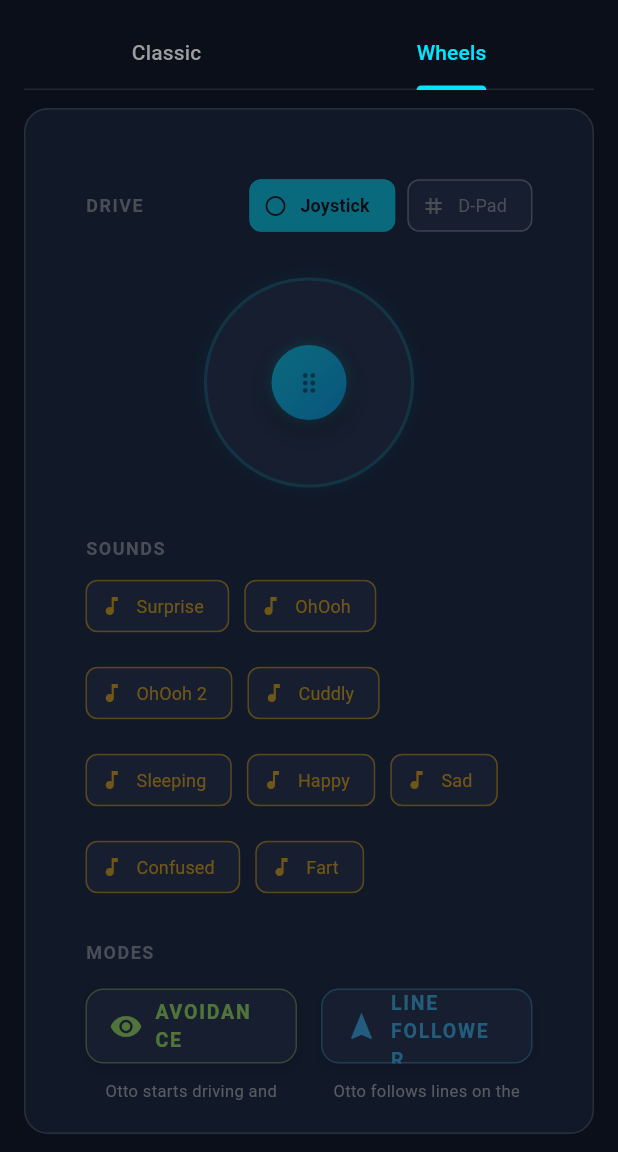
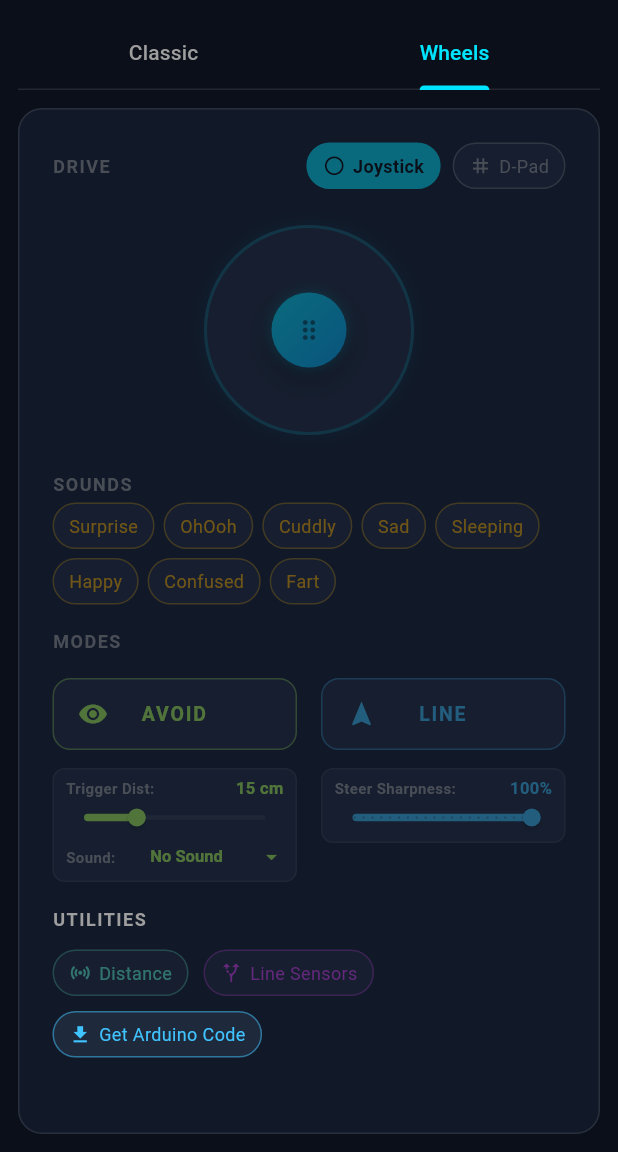
Before and after one commit to Dawied/ottodiy_classic_app, a Flutter app: the screen it shows after launch, tab 2 chosen, on a phone screen of 412 x 824 dp, the part 84-1236 px from its top. Run offline on Flutter 3.47's test engine with Material 3 defaults, Android fonts, the phone set to English and light mode, and no system bars; our stand-ins replace flutter_blue_plus, shared_preferences; missing offline and left inert: dart:html.

Commit message:
Layout changes to fit better on mobile devices

```diff
--- a/lib/bluetooth_manager.dart
+++ b/lib/bluetooth_manager.dart
@@ -76,7 +76,6 @@ class BluetoothManager extends ChangeNotifier {
     5: 'Mode 2',
     6: 'Surprise',
     7: 'OhOoh',
-    8: 'OhOoh 2',
     9: 'Cuddly',
     10: 'Sleeping',
     12: 'Happy',
@@ -93,6 +92,9 @@ class BluetoothManager extends ChangeNotifier {
 
   int _avoidanceSound = 0; // Default to 0 (No Sound)
   int get avoidanceSound => _avoidanceSound;
+
+  int _lineSteering = 100; // Default 100% steer sharpness (original hard spin)
+  int get lineSteering => _lineSteering;
 
   int _speedIndex = 2; // Default to speed index 2
   int get speedIndex => _speedIndex;
@@ -142,6 +144,7 @@ class BluetoothManager extends ChangeNotifier {
       final prefs = await SharedPreferences.getInstance();
       _avoidanceDistance = prefs.getInt('avoidance_distance') ?? 15;
       _avoidanceSound = prefs.getInt('avoidance_sound') ?? 0;
+      _lineSteering = prefs.getInt('line_steering') ?? 100;
       notifyListeners();
     } catch (_) {}
   }
@@ -176,6 +179,24 @@ class BluetoothManager extends ChangeNotifier {
 
       if (_connectedDevice != null) {
         sendCommand('avoidance_sound$soundId\n');
+      }
+    }
+  }
+
+  void setLineSteering(int val) async {
+    if (val < 0) val = 0;
+    if (val > 100) val = 100;
+    if (_lineSteering != val) {
+      _lineSteering = val;
+      notifyListeners();
+
+      try {
+        final prefs = await SharedPreferences.getInstance();
+        await prefs.setInt('line_steering', val);
+      } catch (_) {}
+
+      if (_connectedDevice != null) {
+        sendCommand('line_steer$val\n');
       }
     }
   }
--- a/lib/main.dart
+++ b/lib/main.dart
@@ -284,7 +284,7 @@ class _HomeScreenState extends State<HomeScreen>
               constraints: const BoxConstraints(maxWidth: 800),
               child: Padding(
                 padding: const EdgeInsets.symmetric(
-                  horizontal: 16.0,
+                  horizontal: 12.0,
                   vertical: 12.0,
                 ),
                 child: Column(
--- a/lib/widgets/classic_modes_section.dart
+++ b/lib/widgets/classic_modes_section.dart
@@ -29,7 +29,7 @@ class ClassicModesSection extends StatelessWidget {
                     letterSpacing: 1.0,
                   ),
                 ),
-                const SizedBox(height: 12),
+                const SizedBox(height: 2),
                 Row(
                   crossAxisAlignment: CrossAxisAlignment.start,
                   children: [
@@ -38,7 +38,7 @@ class ClassicModesSection extends StatelessWidget {
                         children: [
                           ControlButton(
                             icon: Icons.remove_red_eye,
-                            label: 'AVOIDANCE',
+                            label: 'AVOID',
                             color: Colors.lightGreenAccent,
                             isActive: btManager.activeMode == 'avoidance',
                             onPressed: () {
@@ -58,15 +58,6 @@ class ClassicModesSection extends StatelessWidget {
                                 );
                               }
                             },
-                          ),
-                          const SizedBox(height: 6),
-                          Text(
-                            'Otto starts walking and avoids obstacles',
-                            style: TextStyle(
-                              color: Colors.grey[400],
-                              fontSize: 11,
-                            ),
-                            textAlign: TextAlign.center,
                           ),
                           const SizedBox(height: 8),
                           Container(
@@ -118,8 +109,8 @@ class ClassicModesSection extends StatelessWidget {
                                     thumbColor: Colors.lightGreenAccent,
                                   ),
                                   child: Slider(
-                                    value:
-                                        btManager.avoidanceDistance.toDouble(),
+                                    value: btManager.avoidanceDistance
+                                        .toDouble(),
                                     min: 5.0,
                                     max: 40.0,
                                     divisions: 35,
@@ -147,8 +138,7 @@ class ClassicModesSection extends StatelessWidget {
                                       child: DropdownButton<int>(
                                         value: btManager.avoidanceSound,
                                         isDense: true,
-                                        dropdownColor:
-                                            const Color(0xFF0F172A),
+                                        dropdownColor: const Color(0xFF0F172A),
                                         style: const TextStyle(
                                           color: Colors.lightGreenAccent,
                                           fontSize: 11,
@@ -160,13 +150,15 @@ class ClassicModesSection extends StatelessWidget {
                                           size: 16,
                                         ),
                                         items: BluetoothManager
-                                            .availableSounds.entries
+                                            .availableSounds
+                                            .entries
                                             .map((entry) {
-                                          return DropdownMenuItem<int>(
-                                            value: entry.key,
-                                            child: Text(entry.value),
-                                          );
-                                        }).toList(),
+                                              return DropdownMenuItem<int>(
+                                                value: entry.key,
+                                                child: Text(entry.value),
+                                              );
+                                            })
+                                            .toList(),
                                         onChanged: (val) {
                                           if (val != null) {
                                             btManager.setAvoidanceSound(val);
@@ -188,7 +180,7 @@ class ClassicModesSection extends StatelessWidget {
                         children: [
                           ControlButton(
                             icon: Icons.sports_martial_arts,
-                            label: 'USE FORCE',
+                            label: 'FORCE',
                             color: Colors.lightBlueAccent,
                             isActive: btManager.activeMode == 'force',
                             onPressed: () {
@@ -203,15 +195,6 @@ class ClassicModesSection extends StatelessWidget {
                               }
                             },
                           ),
-                          const SizedBox(height: 6),
-                          Text(
-                            'Move your hand in front of Otto to have it react to it',
-                            style: TextStyle(
-                              color: Colors.grey[400],
-                              fontSize: 11,
-                            ),
-                            textAlign: TextAlign.center,
-                          ),
                         ],
                       ),
                     ),
--- a/lib/widgets/classic_tab.dart
+++ b/lib/widgets/classic_tab.dart
@@ -18,7 +18,7 @@ class ClassicTab extends StatelessWidget {
       builder: (context, _) {
         final isConnected = btManager.connectedDevice != null;
         return SingleChildScrollView(
-          padding: const EdgeInsets.all(24.0),
+          padding: const EdgeInsets.all(6.0),
           child: Column(
             crossAxisAlignment: CrossAxisAlignment.stretch,
             children: [
@@ -30,17 +30,17 @@ class ClassicTab extends StatelessWidget {
                     crossAxisAlignment: CrossAxisAlignment.stretch,
                     children: [
                       WalkSection(btManager: btManager),
-                      const SizedBox(height: 12),
+                      const SizedBox(height: 6),
                       GesturesPanel(btManager: btManager),
-                      const SizedBox(height: 12),
+                      const SizedBox(height: 6),
                       SongsPanel(btManager: btManager),
                     ],
                   ),
                 ),
               ),
-              const SizedBox(height: 24),
+              const SizedBox(height: 16),
               ClassicModesSection(btManager: btManager),
-              const SizedBox(height: 24),
+              const SizedBox(height: 16),
               ClassicUtilities(btManager: btManager),
             ],
           ),
--- a/lib/widgets/control_button.dart
+++ b/lib/widgets/control_button.dart
@@ -20,28 +20,38 @@ class ControlButton extends StatelessWidget {
   @override
   Widget build(BuildContext context) {
     return HoverScale(
+      child: Material(
+        color: Colors.transparent,
+        child: InkWell(
+          onTap: onPressed,
+          borderRadius: BorderRadius.circular(12),
           child: Container(
             margin: const EdgeInsets.symmetric(vertical: 4),
-        height: 50,
-        width: double.infinity,
-        child: ElevatedButton.icon(
-          style: ElevatedButton.styleFrom(
-            backgroundColor: isActive ? color : const Color(0xFF1E293B),
-            foregroundColor: isActive ? Colors.black : color,
-            side: BorderSide(
+            height: 48,
+            padding: const EdgeInsets.symmetric(horizontal: 16),
+            decoration: BoxDecoration(
+              color: isActive ? color : const Color(0xFF1E293B),
+              borderRadius: BorderRadius.circular(12),
+              border: Border.all(
                 color: isActive ? color : color.withValues(alpha: 0.5),
                 width: isActive ? 2 : 1,
               ),
-            shape: RoundedRectangleBorder(
-              borderRadius: BorderRadius.circular(12),
+              boxShadow: [
+                if (isActive)
+                  BoxShadow(
+                    color: color.withValues(alpha: 0.4),
+                    blurRadius: 6,
+                    offset: const Offset(0, 2),
                   ),
-            elevation: isActive ? 6 : 2,
-            shadowColor: isActive ? color : Colors.black,
+              ],
             ),
-          onPressed: onPressed,
-          icon: Icon(icon, size: 22),
-          label: Text(
+            child: Row(
+              children: [
+                Icon(icon, size: 20, color: isActive ? Colors.black : color),
+                Expanded(
+                  child: Text(
                     label,
+                    textAlign: TextAlign.center,
                     style: TextStyle(
                       fontWeight: FontWeight.bold,
                       letterSpacing: 1.2,
@@ -50,6 +60,11 @@ class ControlButton extends StatelessWidget {
                     ),
                   ),
                 ),
+                const SizedBox(width: 20),
+              ],
+            ),
+          ),
+        ),
       ),
     );
   }
--- a/lib/widgets/gestures_panel.dart
+++ b/lib/widgets/gestures_panel.dart
@@ -21,10 +21,10 @@ class GesturesPanel extends StatelessWidget {
             letterSpacing: 1.0,
           ),
         ),
-        const SizedBox(height: 12),
+        const SizedBox(height: 6),
         Wrap(
-          spacing: 7,
-          runSpacing: 10,
+          spacing: 6,
+          runSpacing: 6,
           children: [
             SmallButton(
               'Happy',
--- a/lib/widgets/small_button.dart
+++ b/lib/widgets/small_button.dart
@@ -3,7 +3,7 @@ import 'hover_scale.dart';
 
 class SmallButton extends StatelessWidget {
   final String label;
-  final IconData icon;
+  final IconData? icon;
   final Color color;
   final VoidCallback onPressed;
   final bool isActive;
@@ -20,13 +20,28 @@ class SmallButton extends StatelessWidget {
   @override
   Widget build(BuildContext context) {
     return HoverScale(
-      child: ActionChip(
-        backgroundColor: isActive ? color : const Color(0xFF1E293B),
-        side: BorderSide(
+      child: Material(
+        color: Colors.transparent,
+        child: InkWell(
+          onTap: onPressed,
+          borderRadius: BorderRadius.circular(16),
+          child: Container(
+            padding: const EdgeInsets.symmetric(horizontal: 10, vertical: 6),
+            decoration: BoxDecoration(
+              color: isActive ? color : const Color(0xFF1E293B),
+              borderRadius: BorderRadius.circular(16),
+              border: Border.all(
                 color: isActive ? color : color.withValues(alpha: 0.5),
               ),
-        avatar: Icon(icon, color: isActive ? Colors.black : color, size: 16),
-        label: Text(
+            ),
+            child: Row(
+              mainAxisSize: MainAxisSize.min,
+              children: [
+                if (icon != null) ...[
+                  Icon(icon, color: isActive ? Colors.black : color, size: 15),
+                  const SizedBox(width: 5),
+                ],
+                Text(
                   label,
                   style: TextStyle(
                     color: isActive ? Colors.black : color,
@@ -34,7 +49,10 @@ class SmallButton extends StatelessWidget {
                     fontWeight: isActive ? FontWeight.bold : FontWeight.normal,
                   ),
                 ),
-        onPressed: onPressed,
+              ],
+            ),
+          ),
+        ),
       ),
     );
   }
--- a/lib/widgets/songs_panel.dart
+++ b/lib/widgets/songs_panel.dart
@@ -22,62 +22,56 @@ class SongsPanel extends StatelessWidget {
             letterSpacing: 1.0,
           ),
         ),
-        const SizedBox(height: 6),
+        const SizedBox(height: 4),
         Wrap(
-          spacing: 10,
-          runSpacing: 10,
+          spacing: 6,
+          runSpacing: 6,
           children: [
             SmallButton(
               'Surprise',
-              Icons.music_note,
+              null,
               const Color(0xFFFFB300),
               () => btManager.sendCommand('sing 6\n'),
             ),
             SmallButton(
               'OhOoh',
-              Icons.music_note,
+              null,
               const Color(0xFFFFB300),
               () => btManager.sendCommand('sing 7\n'),
             ),
             SmallButton(
-              'OhOoh 2',
-              Icons.music_note,
-              const Color(0xFFFFB300),
-              () => btManager.sendCommand('sing 8\n'),
-            ),
-            SmallButton(
               'Cuddly',
-              Icons.music_note,
+              null,
               const Color(0xFFFFB300),
               () => btManager.sendCommand('sing 9\n'),
             ),
             SmallButton(
+              'Sad',
+              null,
+              const Color(0xFFFFB300),
+              () => btManager.sendCommand('sing 14\n'),
+            ),
+            SmallButton(
               'Sleeping',
-              Icons.music_note,
+              null,
               const Color(0xFFFFB300),
               () => btManager.sendCommand('sing 10\n'),
             ),
             SmallButton(
               'Happy',
-              Icons.music_note,
+              null,
               const Color(0xFFFFB300),
               () => btManager.sendCommand('sing 12\n'),
             ),
             SmallButton(
-              'Sad',
-              Icons.music_note,
-              const Color(0xFFFFB300),
-              () => btManager.sendCommand('sing 14\n'),
-            ),
-            SmallButton(
               'Confused',
-              Icons.music_note,
+              null,
               const Color(0xFFFFB300),
               () => btManager.sendCommand('sing 15\n'),
             ),
             SmallButton(
               'Fart',
-              Icons.music_note,
+              null,
               const Color(0xFFFFB300),
               () => btManager.sendCommand('sing 17\n'),
             ),
--- a/lib/widgets/walk_section.dart
+++ b/lib/widgets/walk_section.dart
@@ -22,7 +22,7 @@ class WalkSection extends StatelessWidget {
             letterSpacing: 1.0,
           ),
         ),
-        const SizedBox(height: 8),
+        const SizedBox(height: 2),
         // Joystick and Speed Slider Side-by-Side
         Row(
           mainAxisAlignment: MainAxisAlignment.center,
--- a/lib/widgets/wheels_modes_section.dart
+++ b/lib/widgets/wheels_modes_section.dart
@@ -38,7 +38,7 @@ class WheelsModesSection extends StatelessWidget {
                         children: [
                           ControlButton(
                             icon: Icons.remove_red_eye,
-                            label: 'AVOIDANCE',
+                            label: 'AVOID',
                             color: Colors.lightGreenAccent,
                             isActive: btManager.activeMode == 'avoidance',
                             onPressed: () {
@@ -58,15 +58,6 @@ class WheelsModesSection extends StatelessWidget {
                                 );
                               }
                             },
-                          ),
-                          const SizedBox(height: 6),
-                          Text(
-                            'Otto starts driving and avoids obstacles',
-                            style: TextStyle(
-                              color: Colors.grey[400],
-                              fontSize: 11,
-                            ),
-                            textAlign: TextAlign.center,
                           ),
                           const SizedBox(height: 8),
                           Container(
@@ -188,7 +179,7 @@ class WheelsModesSection extends StatelessWidget {
                         children: [
                           ControlButton(
                             icon: Icons.navigation,
-                            label: 'LINE FOLLOWER',
+                            label: 'LINE',
                             color: Colors.lightBlueAccent,
                             isActive: btManager.activeMode == 'line_follower',
                             onPressed: () {
@@ -198,19 +189,77 @@ class WheelsModesSection extends StatelessWidget {
                                 );
                               } else {
                                 btManager.sendCommand(
+                                  'line_steer${btManager.lineSteering}\n',
+                                );
+                                btManager.sendCommand(
                                   'line_follower${btManager.speedIndex}\n',
                                 );
                               }
                             },
                           ),
-                          const SizedBox(height: 6),
-                          Text(
-                            'Otto follows lines on the ground',
-                            style: TextStyle(
-                              color: Colors.grey[400],
-                              fontSize: 11,
+                          const SizedBox(height: 8),
+                          Container(
+                            padding: const EdgeInsets.symmetric(
+                              horizontal: 8,
+                              vertical: 4,
                             ),
-                            textAlign: TextAlign.center,
+                            decoration: BoxDecoration(
+                              color: const Color(0xFF1E293B),
+                              borderRadius: BorderRadius.circular(8),
+                              border: Border.all(color: Colors.white10),
+                            ),
+                            child: Column(
+                              crossAxisAlignment: CrossAxisAlignment.stretch,
+                              children: [
+                                Row(
+                                  mainAxisAlignment:
+                                      MainAxisAlignment.spaceBetween,
+                                  children: [
+                                    const Text(
+                                      'Steer Sharpness:',
+                                      style: TextStyle(
+                                        color: Colors.grey,
+                                        fontSize: 10,
+                                        fontWeight: FontWeight.bold,
+                                      ),
+                                    ),
+                                    Text(
+                                      '${btManager.lineSteering}%',
+                                      style: const TextStyle(
+                                        color: Colors.lightBlueAccent,
+                                        fontWeight: FontWeight.bold,
+                                        fontSize: 11,
+                                      ),
+                                    ),
+                                  ],
+                                ),
+                                SliderTheme(
+                                  data: SliderTheme.of(context).copyWith(
+                                    trackHeight: 3,
+                                    thumbShape: const RoundSliderThumbShape(
+                                      enabledThumbRadius: 6,
+                                    ),
+                                    overlayShape: const RoundSliderOverlayShape(
+                                      overlayRadius: 12,
+                                    ),
+                                    activeTrackColor: Colors.lightBlueAccent,
+                                    inactiveTrackColor: Colors.white10,
+                                    thumbColor: Colors.lightBlueAccent,
+                                  ),
+                                  child: Slider(
+                                    value: btManager.lineSteering.toDouble(),
+                                    min: 0.0,
+                                    max: 100.0,
+                                    divisions: 20,
+                                    onChanged: (val) {
+                                      btManager.setLineSteering(
+                                        val.round(),
+                                      );
+                                    },
+                                  ),
+                                ),
+                              ],
+                            ),
                           ),
                         ],
                       ),
--- a/lib/widgets/wheels_tab.dart
+++ b/lib/widgets/wheels_tab.dart
@@ -17,12 +17,12 @@ class WheelsTab extends StatelessWidget {
       builder: (context, _) {
         final isConnected = btManager.connectedDevice != null;
         return SingleChildScrollView(
-          padding: const EdgeInsets.all(24.0),
+          padding: const EdgeInsets.all(6.0),
           child: Column(
             crossAxisAlignment: CrossAxisAlignment.stretch,
             children: [
               DriveSection(btManager: btManager),
-              const SizedBox(height: 24),
+              const SizedBox(height: 16),
               Opacity(
                 opacity: isConnected ? 1.0 : 0.4,
                 child: AbsorbPointer(
@@ -30,9 +30,9 @@ class WheelsTab extends StatelessWidget {
                   child: SongsPanel(btManager: btManager, title: 'SOUNDS'),
                 ),
               ),
-              const SizedBox(height: 24),
+              const SizedBox(height: 16),
               WheelsModesSection(btManager: btManager),
-              const SizedBox(height: 24),
+              const SizedBox(height: 16),
               WheelsUtilities(btManager: btManager),
             ],
           ),
```
Also changed, not shown: 1 other file. Lines whose indentation alone changed are shown as unchanged.
